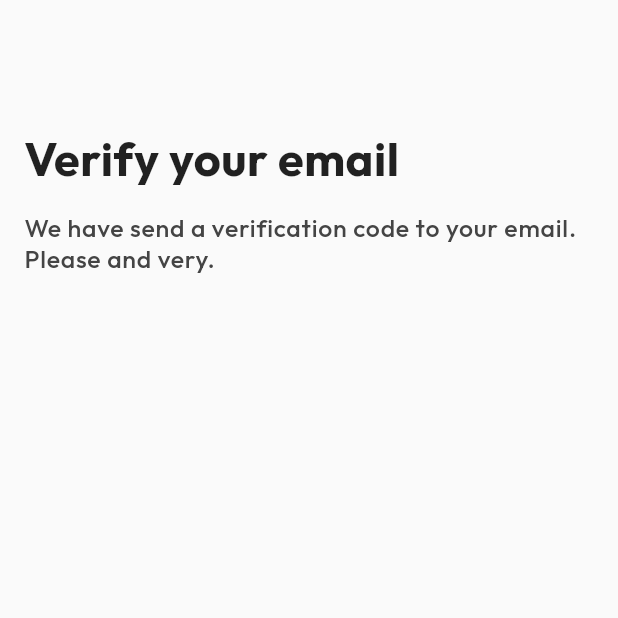
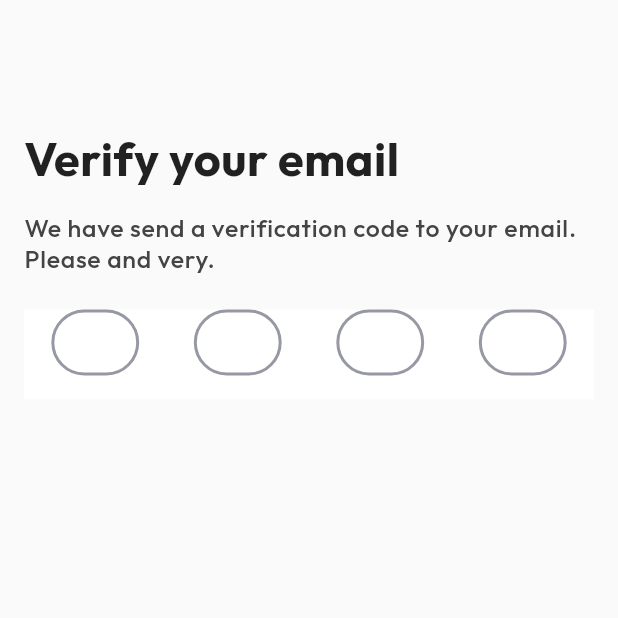
Before and after one commit to Sid-1661/Zenutri-App, a Flutter app: the VerifyOtpScreen screen opened directly, on a phone screen of 412 x 824 dp, the top half of it. Run offline on Flutter 3.47's test engine with Material 2 defaults, Android fonts, the phone set to English and light mode, and no system bars; drawn by our look-alikes of pin_code_fields; our stand-ins replace get.

Commit message:
verify otp screen ui in progress

```diff
--- a/lib/common/presentation/utils/app_colors.dart
+++ b/lib/common/presentation/utils/app_colors.dart
@@ -18,8 +18,9 @@ class AppColors {
   static const Color primaryColor = Color(0xFF006E53);
   static const Color azureMist = Color(0xFFE6F5F1);
   static const Color graniteGray = Color(0xFF626262);
-  static const Color 	shadowGray = Color(0xFF444444);
-  static const Color 	eerieBlack = Color(0xFF242424);
+  static const Color shadowGray = Color(0xFF444444);
+  static const Color eerieBlack = Color(0xFF242424);
+  static const Color manatee = Color(0xFF9699A3);
   static const Color black = Color(0xFF000000);
   static const Color white = Color(0xFFFFFFFF);
 }
--- a/lib/features/auth/presentation/ui/screen/verify_otp_screen.dart
+++ b/lib/features/auth/presentation/ui/screen/verify_otp_screen.dart
@@ -1,6 +1,8 @@
 import 'package:flutter/material.dart';
 import 'package:zenutri_app/common/presentation/utils/app_colors.dart';
 import 'package:zenutri_app/common/presentation/utils/spacing.dart';
+import 'package:pin_code_fields/pin_code_fields.dart';
+import 'package:zenutri_app/core/extensions/size_extension.dart';
 
 class VerifyOtpScreen extends StatefulWidget {
   const VerifyOtpScreen({super.key});
@@ -10,6 +12,8 @@ class VerifyOtpScreen extends StatefulWidget {
 }
 
 class _VerifyOtpScreenState extends State<VerifyOtpScreen> {
+  final TextEditingController _otpTEController = TextEditingController();
+
   @override
   Widget build(BuildContext context) {
     return Scaffold(
@@ -29,6 +33,33 @@ class _VerifyOtpScreenState extends State<VerifyOtpScreen> {
                 ),
               ),
               verticalSpace(24),
+              PinCodeTextField(
+                length: 4,
+                obscureText: false,
+                animationType: AnimationType.fade,
+                mainAxisAlignment: MainAxisAlignment.spaceAround,
+                keyboardType: TextInputType.number,
+                controller: _otpTEController,
+                pinTheme: PinTheme(
+                  shape: PinCodeFieldShape.box,
+                  borderRadius: BorderRadius.circular(50.rSp),
+                  fieldHeight: 45.rSp,
+                  fieldWidth: 60.rSp,
+                  activeFillColor: Colors.white,
+                  inactiveFillColor: Colors.white,
+                  selectedFillColor: Colors.white,
+                  inactiveColor: AppColors.manatee,
+                  activeColor: AppColors.primaryColor,
+                ),
+                animationDuration: const Duration(milliseconds: 300),
+                backgroundColor: Colors.white,
+                enableActiveFill: true,
+                beforeTextPaste: (text) {
+                  return true;
+                }, appContext: context,
+              ),
+              verticalSpace(24),
+
             ],
           ),
         ),
--- a/pubspec.yaml
+++ b/pubspec.yaml
@@ -13,6 +13,7 @@ dependencies:
     sdk: flutter
   cupertino_icons: ^1.0.2
   get: ^4.0.0
+  pin_code_fields: ^8.0.1
 
 dev_dependencies:
   flutter_test:
```
Also changed, not shown: pubspec.lock, 1 other file.
